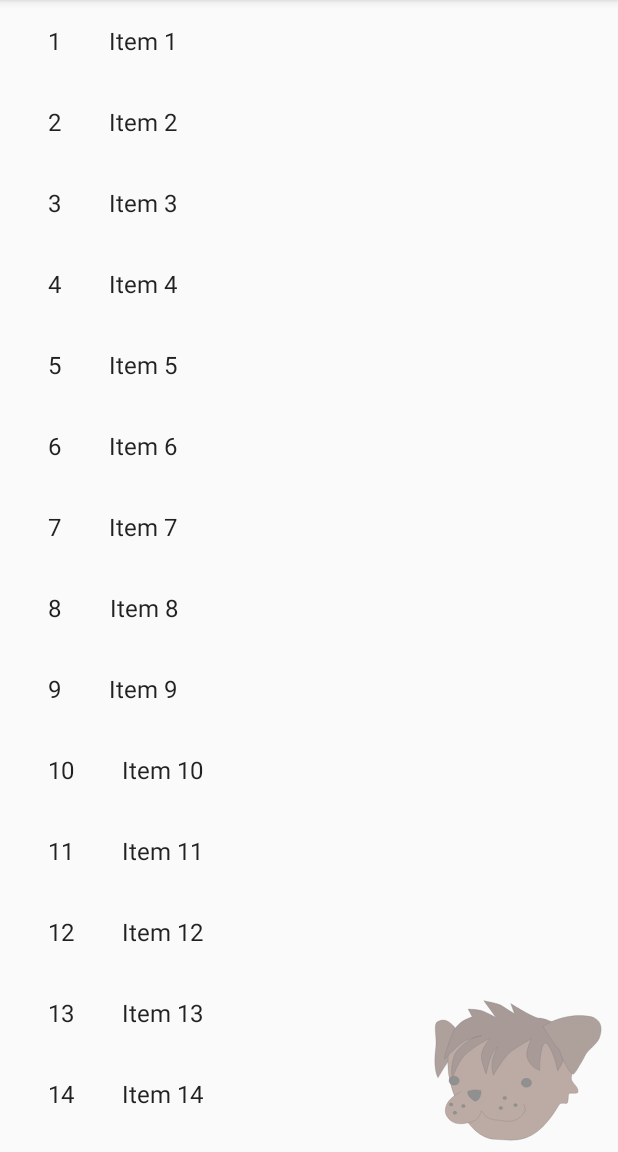
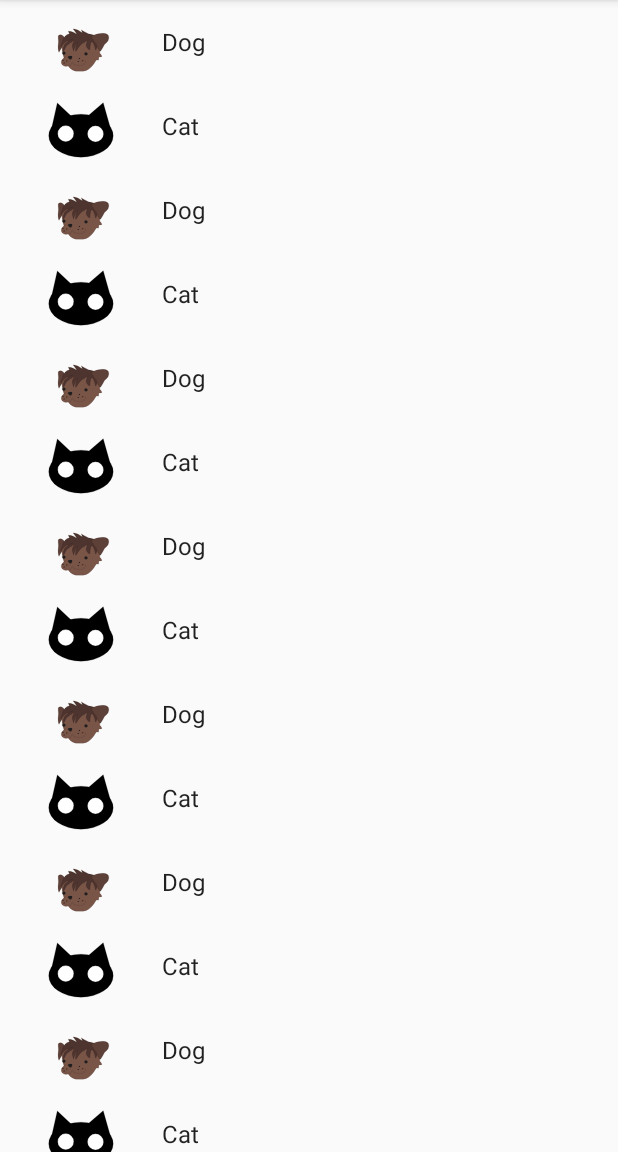
Before and after one commit to nbau21/Fantastic-Animated-Vector-Drawables, an Android app: the screen it shows after launch (MainActivity), in the side drawer, after a tap on "List", on a phone screen of 412 x 824 dp, the part 84-1236 px from its top. Run offline under Robolectric (Android 15) with nearby library versions, the phone set to English and light mode, and no system bars.

Commit message:
Add cat assets

```diff
--- /dev/null
+++ b/app/src/main/java/com/nbau21/animatedvectorsample/AnimalDirectory.java
@@ -0,0 +1,47 @@
+package com.nbau21.animatedvectorsample;
+
+import java.util.ArrayList;
+import java.util.HashMap;
+import java.util.List;
+import java.util.Map;
+
+public class AnimalDirectory {
+
+    public static final List<Animal> ANIMALS = new ArrayList<>();
+    public static final Map<String, Animal> ANIMAL_MAP = new HashMap<>();
+
+    private static final int COUNT = 25;
+
+    static {
+        for (int i = 1; i <= COUNT; i++) {
+            addAnimal(createAnimalEntry(i));
+        }
+    }
+
+    private static void addAnimal(Animal animal) {
+        ANIMALS.add(animal);
+        ANIMAL_MAP.put(animal.id, animal);
+    }
+
+    private static Animal createAnimalEntry(int position) {
+        return animalFactory(position);
+    }
+
+    public static class Animal {
+        public final String id;
+        public final String type;
+
+        public Animal(String id, String type) {
+            this.id = id;
+            this.type = type;
+        }
+    }
+
+    private static Animal animalFactory(int position) {
+        if (position%2 == 0) {
+            return new Animal(position+"", "Cat");
+        } else {
+            return new Animal(position+"", "Dog");
+        }
+    }
+}
--- a/app/src/main/java/com/nbau21/animatedvectorsample/ItemListFragment.java
+++ b/app/src/main/java/com/nbau21/animatedvectorsample/ItemListFragment.java
@@ -1,21 +1,13 @@
 package com.nbau21.animatedvectorsample;
 
-import android.content.Context;
-import android.graphics.drawable.Animatable;
 import android.os.Bundle;
 import android.support.v4.app.Fragment;
 import android.support.v7.widget.RecyclerView;
 import android.view.LayoutInflater;
 import android.view.View;
 import android.view.ViewGroup;
-import android.widget.ImageView;
-
-import com.nbau21.animatedvectorsample.dummy.DummyContent;
-import com.nbau21.animatedvectorsample.dummy.DummyContent.DummyItem;
 
 public class ItemListFragment extends Fragment {
-
-    private OnListFragmentInteractionListener mListener;
 
     public ItemListFragment() {
     }
@@ -31,15 +23,7 @@ public class ItemListFragment extends Fragment {
 
         final RecyclerView recyclerView = (RecyclerView) view.findViewById(R.id.list);
         final OverScrollLayoutManager layoutManager = new OverScrollLayoutManager(view.getContext());
-        final ImageView ivSue = (ImageView) view.findViewById(R.id.iv_sue);
-        ivSue.bringToFront();
-        ivSue.setPivotY(ivSue.getHeight());
-        ivSue.setOnClickListener(new View.OnClickListener() {
-            @Override
-            public void onClick(View view) {
-                layoutManager.scrollToPositionWithOffset(0, 0);
-            }
-        });
+
         layoutManager.setOverScrollDetector(new OverScrollLayoutManager.OverScrollDetector() {
 
             @Override
@@ -59,37 +43,15 @@ public class ItemListFragment extends Fragment {
             @Override
             public void onScrollStateChanged(RecyclerView recyclerView, int newState) {
                 if (newState == RecyclerView.SCROLL_STATE_DRAGGING) {
-                    ((Animatable) (ivSue.getDrawable())).start();
+
                 } else if (newState == RecyclerView.SCROLL_STATE_IDLE) {
-                    ((Animatable) (ivSue.getDrawable())).stop();
+
                 }
                 super.onScrollStateChanged(recyclerView, newState);
             }
         });
         recyclerView.setLayoutManager(layoutManager);
-        recyclerView.setAdapter(new ItemRecyclerViewAdapter(DummyContent.ITEMS, mListener));
+        recyclerView.setAdapter(new ItemRecyclerViewAdapter(getActivity(), AnimalDirectory.ANIMALS));
         return view;
     }
-
-
-    @Override
-    public void onAttach(Context context) {
-        super.onAttach(context);
-        if (context instanceof OnListFragmentInteractionListener) {
-            mListener = (OnListFragmentInteractionListener) context;
-        } else {
-            throw new RuntimeException(context.toString()
-                    + " must implement OnListFragmentInteractionListener");
-        }
-    }
-
-    @Override
-    public void onDetach() {
-        super.onDetach();
-        mListener = null;
-    }
-
-    public interface OnListFragmentInteractionListener {
-        void onListFragmentInteraction(DummyItem item);
-    }
 }
--- a/app/src/main/java/com/nbau21/animatedvectorsample/ItemRecyclerViewAdapter.java
+++ b/app/src/main/java/com/nbau21/animatedvectorsample/ItemRecyclerViewAdapter.java
@@ -1,24 +1,29 @@
 package com.nbau21.animatedvectorsample;
 
+import android.content.Context;
+import android.graphics.drawable.Animatable;
 import android.support.v7.widget.RecyclerView;
 import android.view.LayoutInflater;
 import android.view.View;
 import android.view.ViewGroup;
+import android.view.animation.Animation;
+import android.view.animation.ScaleAnimation;
+import android.widget.ImageView;
+import android.widget.LinearLayout;
 import android.widget.TextView;
 
-import com.nbau21.animatedvectorsample.ItemListFragment.OnListFragmentInteractionListener;
-import com.nbau21.animatedvectorsample.dummy.DummyContent.DummyItem;
+import com.nbau21.animatedvectorsample.AnimalDirectory.Animal;
 
 import java.util.List;
 
 public class ItemRecyclerViewAdapter extends RecyclerView.Adapter<ItemRecyclerViewAdapter.ViewHolder> {
 
-    private final List<DummyItem> mValues;
-    private final OnListFragmentInteractionListener mListener;
+    private final List<Animal> mAnimals;
+    private Context mContext;
 
-    public ItemRecyclerViewAdapter(List<DummyItem> items, OnListFragmentInteractionListener listener) {
-        mValues = items;
-        mListener = listener;
+    public ItemRecyclerViewAdapter(Context context, List<Animal> animals) {
+        mContext = context;
+        this.mAnimals = animals;
     }
 
     @Override
@@ -30,41 +35,64 @@ public class ItemRecyclerViewAdapter extends RecyclerView.Adapter<ItemRecyclerVi
 
     @Override
     public void onBindViewHolder(final ViewHolder holder, int position) {
-        holder.mItem = mValues.get(position);
-        holder.mIdView.setText(mValues.get(position).id);
-        holder.mContentView.setText(mValues.get(position).content);
+        holder.animal = mAnimals.get(position);
+        holder.tvAnimalType.setText(mAnimals.get(position).type);
 
-        holder.mView.setOnClickListener(new View.OnClickListener() {
+        if (mAnimals.get(position).type.equals("Cat")) {
+            holder.ivAnimal.setImageDrawable(mContext.getResources().getDrawable(R.drawable.animated_cat, null));
+        } else {
+            holder.ivAnimal.setImageDrawable(mContext.getResources().getDrawable(R.drawable.animated_sue, null));
+        }
+
+        holder.llViewHolder.setOnClickListener(new View.OnClickListener() {
             @Override
             public void onClick(View v) {
-                if (null != mListener) {
-                    mListener.onListFragmentInteraction(holder.mItem);
+                ScaleAnimation scaleAnimation = new ScaleAnimation(1f, 1.5f, 1f, 1.5f, Animation.RELATIVE_TO_SELF, 0.5f, Animation.RELATIVE_TO_SELF, 0.5f);
+                scaleAnimation.setDuration(500);
+                scaleAnimation.setFillAfter(true);
+                if (holder.isClicked()) {
+                    scaleAnimation.setInterpolator(new ReverseInterpolator());
+                    ((Animatable) holder.ivAnimal.getDrawable()).stop();
+                } else {
+                    ((Animatable) holder.ivAnimal.getDrawable()).start();
                 }
+                holder.ivAnimal.startAnimation(scaleAnimation);
+                holder.updateClickedStatus();
             }
         });
     }
 
     @Override
     public int getItemCount() {
-        return mValues.size();
+        return mAnimals.size();
     }
 
+
     public class ViewHolder extends RecyclerView.ViewHolder {
-        public final View mView;
-        public final TextView mIdView;
-        public final TextView mContentView;
-        public DummyItem mItem;
+        public final LinearLayout llViewHolder;
+        public final ImageView ivAnimal;
+        public final TextView tvAnimalType;
+        public Animal animal;
+
+        private boolean clicked = false;
 
         public ViewHolder(View view) {
             super(view);
-            mView = view;
-            mIdView = (TextView) view.findViewById(R.id.id);
-            mContentView = (TextView) view.findViewById(R.id.content);
+            llViewHolder = (LinearLayout) view.findViewById(R.id.ll_viewholder);
+            ivAnimal = (ImageView) view.findViewById(R.id.iv_animal);
+            tvAnimalType = (TextView) view.findViewById(R.id.tv_animal_type);
         }
 
-        @Override
-        public String toString() {
-            return super.toString() + " '" + mContentView.getText() + "'";
+        public void updateClickedStatus() {
+            if (clicked) {
+                clicked = false;
+            } else {
+                clicked = true;
+            }
+        }
+
+        public boolean isClicked() {
+            return clicked;
         }
     }
 }
--- a/app/src/main/java/com/nbau21/animatedvectorsample/MainActivity.java
+++ b/app/src/main/java/com/nbau21/animatedvectorsample/MainActivity.java
@@ -12,10 +12,7 @@ import android.support.v7.widget.Toolbar;
 import android.view.Menu;
 import android.view.MenuItem;
 
-import com.nbau21.animatedvectorsample.dummy.DummyContent;
-
-public class MainActivity extends AppCompatActivity
-        implements NavigationView.OnNavigationItemSelectedListener, ItemListFragment.OnListFragmentInteractionListener {
+public class MainActivity extends AppCompatActivity implements NavigationView.OnNavigationItemSelectedListener {
 
     @Override
     protected void onCreate(Bundle savedInstanceState) {
@@ -94,9 +91,4 @@ public class MainActivity extends AppCompatActivity
                 .replace(R.id.content_main, fragment)
                 .commit();
     }
-
-    @Override
-    public void onListFragmentInteraction(DummyContent.DummyItem item) {
-
-    }
 }
--- a/app/src/main/java/com/nbau21/animatedvectorsample/dummy/DummyContent.java
+++ /dev/null
@@ -1,55 +0,0 @@
-package com.nbau21.animatedvectorsample.dummy;
-
-import java.util.ArrayList;
-import java.util.HashMap;
-import java.util.List;
-import java.util.Map;
-
-public class DummyContent {
-
-    public static final List<DummyItem> ITEMS = new ArrayList<DummyItem>();
-    public static final Map<String, DummyItem> ITEM_MAP = new HashMap<String, DummyItem>();
-
-    private static final int COUNT = 25;
-
-    static {
-        for (int i = 1; i <= COUNT; i++) {
-            addItem(createDummyItem(i));
-        }
-    }
-
-    private static void addItem(DummyItem item) {
-        ITEMS.add(item);
-        ITEM_MAP.put(item.id, item);
-    }
-
-    private static DummyItem createDummyItem(int position) {
-        return new DummyItem(String.valueOf(position), "Item " + position, makeDetails(position));
-    }
-
-    private static String makeDetails(int position) {
-        StringBuilder builder = new StringBuilder();
-        builder.append("Details about Item: ").append(position);
-        for (int i = 0; i < position; i++) {
-            builder.append("\nMore details information here.");
-        }
-        return builder.toString();
-    }
-
-    public static class DummyItem {
-        public final String id;
-        public final String content;
-        public final String details;
-
-        public DummyItem(String id, String content, String details) {
-            this.id = id;
-            this.content = content;
-            this.details = details;
-        }
-
-        @Override
-        public String toString() {
-            return content;
-        }
-    }
-}
--- /dev/null
+++ b/app/src/main/res/drawable/animated_cat.xml
@@ -0,0 +1,13 @@
+<?xml version="1.0" encoding="utf-8"?>
+<animated-vector xmlns:android="http://schemas.android.com/apk/res/android"
+    android:drawable="@drawable/ic_cat">
+
+    <target
+        android:name="cat_left_eye"
+        android:animation="@anim/cat_left_eye_blink" />
+
+    <target
+        android:name="cat_right_eye"
+        android:animation="@anim/cat_right_eye_blink" />
+
+</animated-vector>
--- /dev/null
+++ b/app/src/main/res/drawable/ic_cat.xml
@@ -0,0 +1,27 @@
+<vector android:height="24dp" android:viewportHeight="354.33072"
+    android:viewportWidth="354.33072" android:width="24dp" xmlns:android="http://schemas.android.com/apk/res/android">
+    <path
+        android:name="cat_face"
+        android:fillColor="#000000"
+        android:pathData="M 4 229.1 a 173 115.2 0 1 0 346 0 a 173 115.2 0 1 0 -346 0 z"
+        android:strokeAlpha="1" android:strokeColor="#000000"
+        android:strokeLineCap="butt" android:strokeLineJoin="miter" android:strokeWidth="1"/>
+    <path
+        android:name="cat_ears"
+        android:fillColor="#000000"
+        android:pathData="M 13.6 215.4 L 50 53.3 L 167.2 164.4 L 296.5 51.8 L 342.4 214.9 z"
+        android:strokeAlpha="1" android:strokeColor="#000000"
+        android:strokeLineCap="butt" android:strokeLineJoin="miter" android:strokeWidth="1"/>
+    <path
+        android:name="cat_left_eye"
+        android:fillColor="#FFFFFF"
+        android:pathData="m 95.2 218.2 m -43.2 0 a 43.2 43.2 0 1 1 86.4 0 a 43.2 43.2 0 1 1 -86.4 0"
+        android:strokeAlpha="1" android:strokeColor="#000000"
+        android:strokeLineCap="butt" android:strokeLineJoin="miter" android:strokeWidth="1"/>
+    <path
+        android:name="cat_right_eye"
+        android:fillColor="#FFFFFF"
+        android:pathData="m 255.1 219.5 m -43.2 0 a 43.2 43.2 0 1 1 86.4 0 a 43.2 43.2 0 1 1 -86.4 0"
+        android:strokeAlpha="1" android:strokeColor="#000000"
+        android:strokeLineCap="butt" android:strokeLineJoin="miter" android:strokeWidth="1"/>
+</vector>
--- a/app/src/main/res/layout/fragment_item.xml
+++ b/app/src/main/res/layout/fragment_item.xml
@@ -1,18 +1,22 @@
 <?xml version="1.0" encoding="utf-8"?>
-<LinearLayout xmlns:android="http://schemas.android.com/apk/res/android"
-    android:layout_width="wrap_content"
-    android:layout_height="wrap_content"
+<LinearLayout
+    android:id="@+id/ll_viewholder"
+    xmlns:android="http://schemas.android.com/apk/res/android"
+    android:layout_width="match_parent"
+    android:layout_height="56dp"
     android:orientation="horizontal">
 
-    <TextView
-        android:id="@+id/id"
-        android:layout_width="wrap_content"
-        android:layout_height="wrap_content"
+    <ImageView
+        android:id="@+id/iv_animal"
+        android:layout_gravity="center_vertical"
+        android:layout_width="44dp"
+        android:layout_height="44dp"
         android:layout_margin="@dimen/text_margin"
         android:textAppearance="?attr/textAppearanceListItem" />
 
     <TextView
-        android:id="@+id/content"
+        android:id="@+id/tv_animal_type"
+        android:layout_gravity="center_vertical"
         android:layout_width="wrap_content"
         android:layout_height="wrap_content"
         android:layout_margin="@dimen/text_margin"
--- a/app/src/main/res/layout/fragment_item_list.xml
+++ b/app/src/main/res/layout/fragment_item_list.xml
@@ -3,16 +3,6 @@
     xmlns:tools="http://schemas.android.com/tools"
     android:layout_width="match_parent"
     android:layout_height="match_parent">
-
-    <ImageView
-        android:tint="#80FFFFFF"
-        android:layout_centerHorizontal="true"
-        android:layout_alignParentBottom="true"
-        android:layout_alignParentEnd="true"
-        android:id="@+id/iv_sue"
-        android:layout_width="wrap_content"
-        android:layout_height="wrap_content"
-        android:src="@drawable/animated_sue" />
 
     <android.support.v7.widget.RecyclerView
         android:id="@+id/list"
```
Also changed, not shown: app/src/main/res/anim/cat_left_eye_blink.xml (added, +11 -0 lines), app/src/main/res/anim/cat_right_eye_blink.xml (added, +11 -0 lines), 1 other file.
